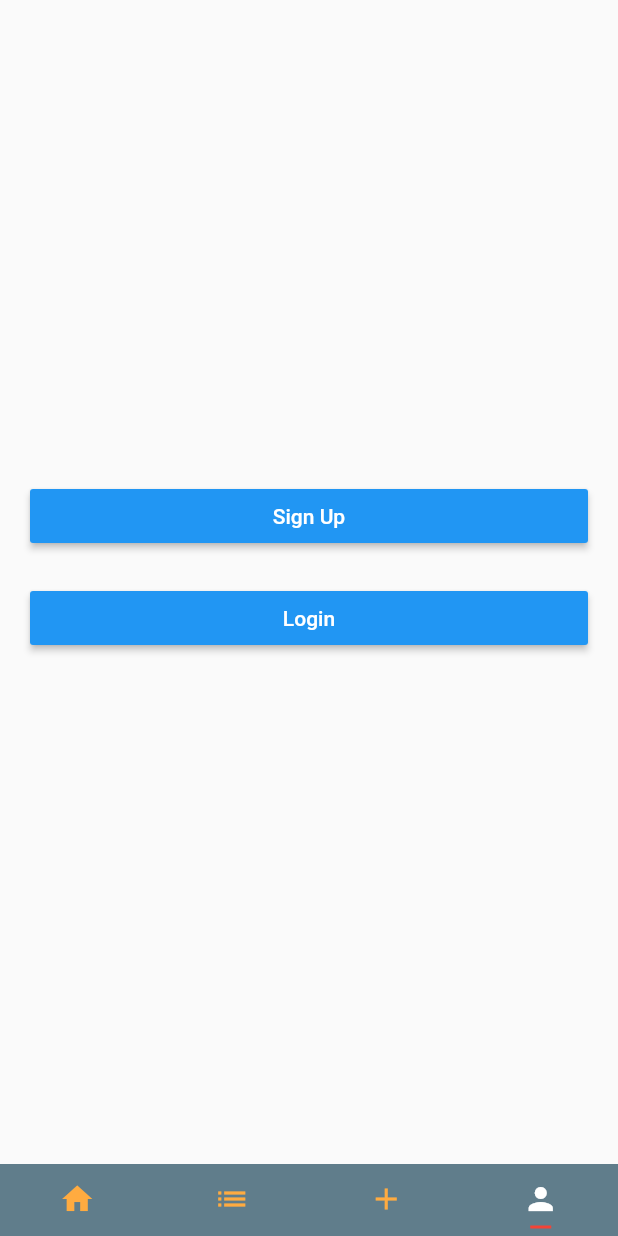
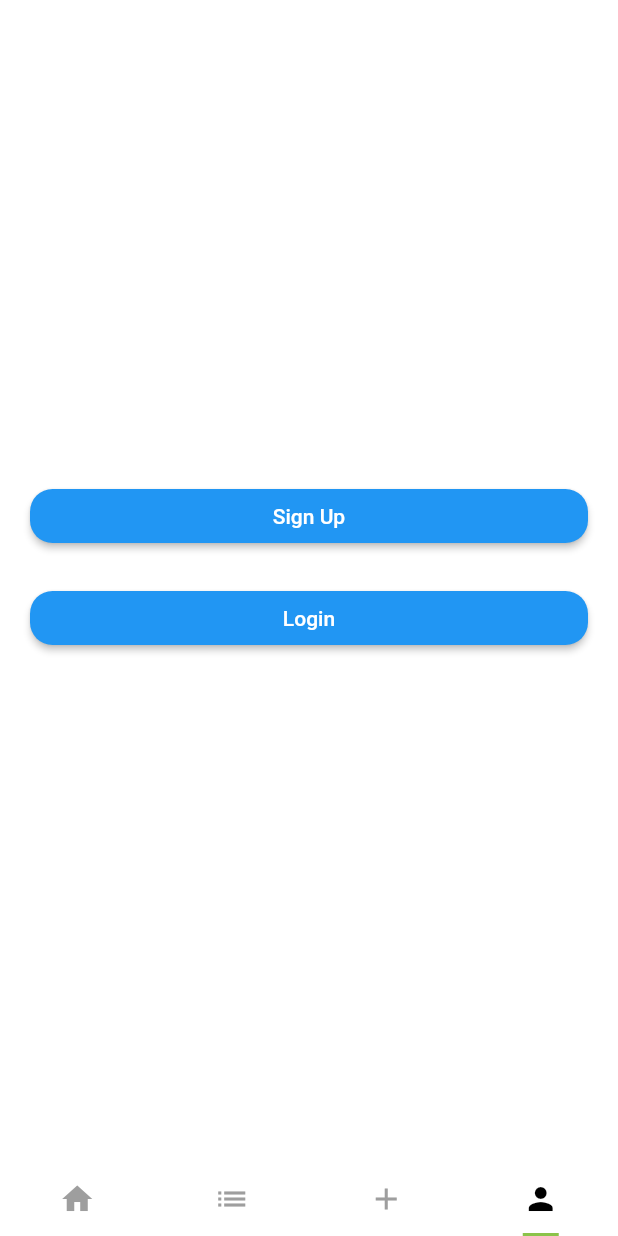
Before and after one commit to URVSquad/clapp, a Flutter app: the screen it shows after launch, item 4 of the bottom bar chosen, on a phone screen of 412 x 824 dp. Run offline on Flutter 3.47's test engine with Material 2 defaults, Android fonts, the phone set to English and light mode, and no system bars; our stand-ins replace shared_preferences; missing offline and left inert: amazon_cognito_identity_dart_2; accounts and stored records are empty; Roboto replaces fonts that are missing (Cupertino).

Commit message:
Default theme of the app is now being globally handled.

```diff
--- a/lib/main.dart
+++ b/lib/main.dart
@@ -10,8 +10,47 @@ class MyApp extends StatelessWidget {
   @override
   Widget build(BuildContext context) {
     return MaterialApp(
-      title: 'BeTogether',
-      home: InterfacePage(title: 'BeTogether',)
+        title: 'BeTogether',
+        theme: ThemeData(
+          appBarTheme: AppBarTheme(
+            elevation: 0,
+            textTheme: TextTheme(
+              title: TextStyle(fontSize: 25, color: Colors.black, fontWeight: FontWeight.bold),
+
+            ),
+          ),
+
+          buttonTheme: ButtonThemeData(
+            buttonColor: Colors.blueAccent,
+            shape: RoundedRectangleBorder(
+              borderRadius: BorderRadius.circular(15.0),
+            ),
+            textTheme: ButtonTextTheme.accent,
+          ),
+
+          tabBarTheme: TabBarTheme(
+            labelColor: Colors.black,
+            unselectedLabelColor: Colors.grey,
+            indicatorSize: TabBarIndicatorSize.label,
+          ),
+          // Define the default brightness and colors.
+          brightness: Brightness.light,
+          primaryColor: Colors.white,
+          accentColor: Colors.lightGreen,
+          scaffoldBackgroundColor: Colors.white,
+
+          // Define the default font family.
+          fontFamily: 'Cupertino',
+
+          // Define the default TextTheme. Use this to specify the default
+          // text styling for headlines, titles, bodies of text, and more.
+          textTheme: TextTheme(
+            headline: TextStyle(fontSize: 72.0, fontWeight: FontWeight.bold),
+            title: TextStyle(fontSize: 36.0, fontStyle: FontStyle.italic),
+            body1: TextStyle(fontSize: 14.0, fontFamily: 'Hind'),
+          ),
+        ),
+        home: InterfacePage(title: 'BeTogether',)
     );
   }
 }
--- a/lib/screens/interfaceScreen.dart
+++ b/lib/screens/interfaceScreen.dart
@@ -65,13 +65,7 @@ class _InterfacePageState extends State<InterfacePage> {
                 icon: new Icon(Icons.person),
               )
             ],
-            labelColor: Colors.white,
-            unselectedLabelColor: Colors.orangeAccent,
-            indicatorSize: TabBarIndicatorSize.label,
-            indicatorPadding: EdgeInsets.all(5.0),
-            indicatorColor: Colors.red,
           ),
-          backgroundColor: Colors.blueGrey,
         ),
       ),
     );
```
